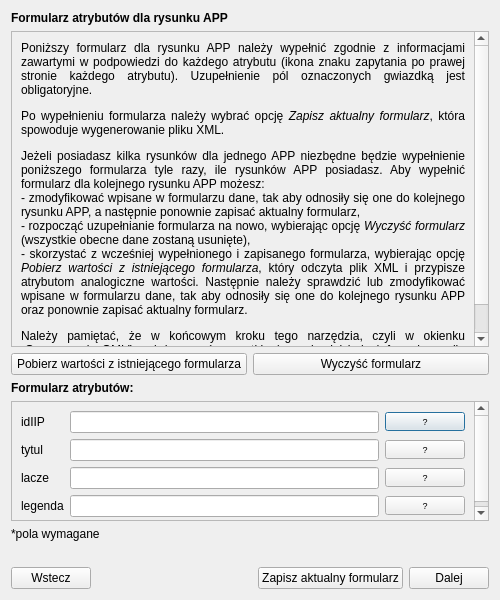
Above: modules/app/views/ui/formularz_raster_dialog_base.ui from envirosolutionspl/wtyczka_qgis_app before the change. Below: the same form after it.
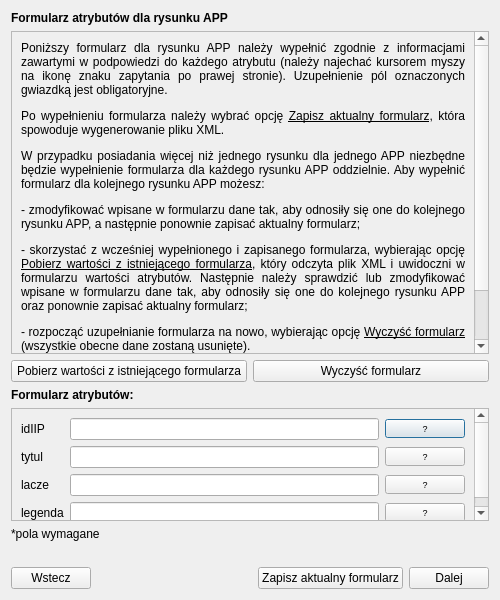
That is the form after the change.

```diff
--- a/modules/app/views/ui/formularz_raster_dialog_base.ui
+++ b/modules/app/views/ui/formularz_raster_dialog_base.ui
@@ -45,8 +45,8 @@
          <rect>
           <x>0</x>
           <y>0</y>
-          <width>484</width>
-          <height>238</height>
+          <width>478</width>
+          <height>288</height>
          </rect>
         </property>
         <layout class="QGridLayout" name="gridLayout">
@@ -58,7 +58,7 @@
             </font>
            </property>
            <property name="text">
-            <string>&lt;html&gt;&lt;head/&gt;&lt;body&gt;&lt;p&gt;Poniższy formularz dla rysunku APP należy wypełnić zgodnie z informacjami zawartymi w podpowiedzi do każdego atrybutu (ikona znaku zapytania po prawej stronie każdego atrybutu). Uzupełnienie pól oznaczonych gwiazdką jest obligatoryjne. &lt;/p&gt;&lt;p&gt;Po wypełnieniu formularza należy wybrać opcję &lt;span style=&quot; font-style:italic;&quot;&gt;Zapisz aktualny formularz&lt;/span&gt;, która spowoduje wygenerowanie pliku XML. &lt;/p&gt;&lt;p&gt;Jeżeli posiadasz kilka rysunków dla jednego APP niezbędne będzie wypełnienie poniższego formularza tyle razy, ile rysunków APP posiadasz. Aby wypełnić formularz dla kolejnego rysunku APP możesz: &lt;br/&gt;- zmodyfikować wpisane w formularzu dane, tak aby odnosiły się one do kolejnego rysunku APP, a następnie ponownie zapisać aktualny formularz, &lt;br/&gt;- rozpocząć uzupełnianie formularza na nowo, wybierając opcję &lt;span style=&quot; font-style:italic;&quot;&gt;Wyczyść formularz&lt;/span&gt; (wszystkie obecne dane zostaną usunięte), &lt;br/&gt;- skorzystać z wcześniej wypełnionego i zapisanego formularza, wybierając opcję &lt;span style=&quot; font-style:italic;&quot;&gt;Pobierz wartości z istniejącego formularza&lt;/span&gt;, który odczyta plik XML i przypisze atrybutom analogiczne wartości. Następnie należy sprawdzić lub zmodyfikować wpisane w formularzu dane, tak aby odnosiły się one do kolejnego rysunku APP oraz ponownie zapisać aktualny formularz. &lt;/p&gt;&lt;p&gt;Należy pamiętać, że w końcowym kroku tego narzędzia, czyli w okienku „Generowanie GML”, należy wgrać wszystkie (co najmniej jeden) formularze dla rysunków APP. &lt;/p&gt;&lt;/body&gt;&lt;/html&gt;</string>
+            <string>&lt;html&gt;&lt;head/&gt;&lt;body&gt;&lt;p&gt;Poniższy formularz dla rysunku APP należy wypełnić zgodnie z informacjami zawartymi w podpowiedzi do każdego atrybutu (należy najechać kursorem myszy na ikonę znaku zapytania po prawej stronie). Uzupełnienie pól oznaczonych gwiazdką jest obligatoryjne.&lt;/p&gt;&lt;p&gt;Po wypełnieniu formularza należy wybrać opcję &lt;span style=&quot; text-decoration: underline;&quot;&gt;Zapisz aktualny formularz&lt;/span&gt;, która spowoduje wygenerowanie pliku XML.&lt;/p&gt;&lt;p&gt;W przypadku posiadania więcej niż jednego rysunku dla jednego APP niezbędne będzie wypełnienie formularza dla każdego rysunku APP oddzielnie. Aby wypełnić formularz dla kolejnego rysunku APP możesz:&lt;/p&gt;&lt;p&gt;- zmodyfikować wpisane w formularzu dane tak, aby odnosiły się one do kolejnego rysunku APP, a następnie ponownie zapisać aktualny formularz;&lt;/p&gt;&lt;p&gt;- skorzystać z wcześniej wypełnionego i zapisanego formularza, wybierając opcję &lt;span style=&quot; text-decoration: underline;&quot;&gt;Pobierz wartości z istniejącego formularza&lt;/span&gt;, który odczyta plik XML i uwidoczni w formularzu wartości atrybutów. Następnie należy sprawdzić lub zmodyfikować wpisane w formularzu dane tak, aby odnosiły się one do kolejnego rysunku APP oraz ponownie zapisać aktualny formularz;&lt;/p&gt;&lt;p&gt;- rozpocząć uzupełnianie formularza na nowo, wybierając opcję &lt;span style=&quot; text-decoration: underline;&quot;&gt;Wyczyść formularz&lt;/span&gt; (wszystkie obecne dane zostaną usunięte).&lt;/p&gt;&lt;p&gt;Należy pamiętać, że w końcowym kroku tego narzędzia, czyli w oknie &lt;span style=&quot; text-decoration: underline;&quot;&gt;Praca z APP (krok 6 z 6) Generowanie GML dla APP&lt;/span&gt;, należy wgrać wszystkie (&lt;span style=&quot; font-weight:600;&quot;&gt;co najmniej jeden&lt;/span&gt;) formularze dla rysunków APP. &lt;/p&gt;&lt;/body&gt;&lt;/html&gt;</string>
            </property>
            <property name="alignment">
             <set>Qt::AlignJustify|Qt::AlignVCenter</set>
@@ -119,8 +119,8 @@
          <rect>
           <x>0</x>
           <y>0</y>
-          <width>484</width>
-          <height>221</height>
+          <width>478</width>
+          <height>130</height>
          </rect>
         </property>
         <layout class="QGridLayout" name="gridLayout_2">
```
